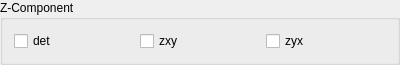
Old version of the form mtpy/gui/SmartMT/ui_asset/groupbox_z_component_multiple.ui in the repository MTgeophysics/mtpy.
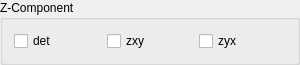
New version of the form.

What changed in the file:
```diff
--- a/mtpy/gui/SmartMT/ui_asset/groupbox_z_component_multiple.ui
+++ b/mtpy/gui/SmartMT/ui_asset/groupbox_z_component_multiple.ui
@@ -6,10 +6,16 @@
    <rect>
     <x>0</x>
     <y>0</y>
-    <width>400</width>
+    <width>300</width>
     <height>50</height>
    </rect>
   </property>
+  <property name="sizePolicy">
+   <sizepolicy hsizetype="Preferred" vsizetype="Fixed">
+    <horstretch>0</horstretch>
+    <verstretch>0</verstretch>
+   </sizepolicy>
+  </property>
   <property name="windowTitle">
    <string>GroupBox</string>
   </property>
```
